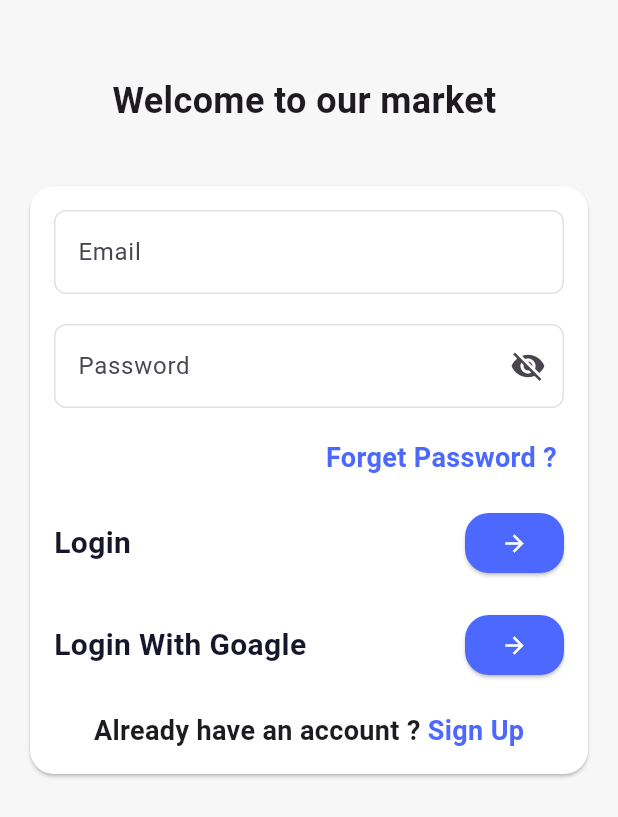
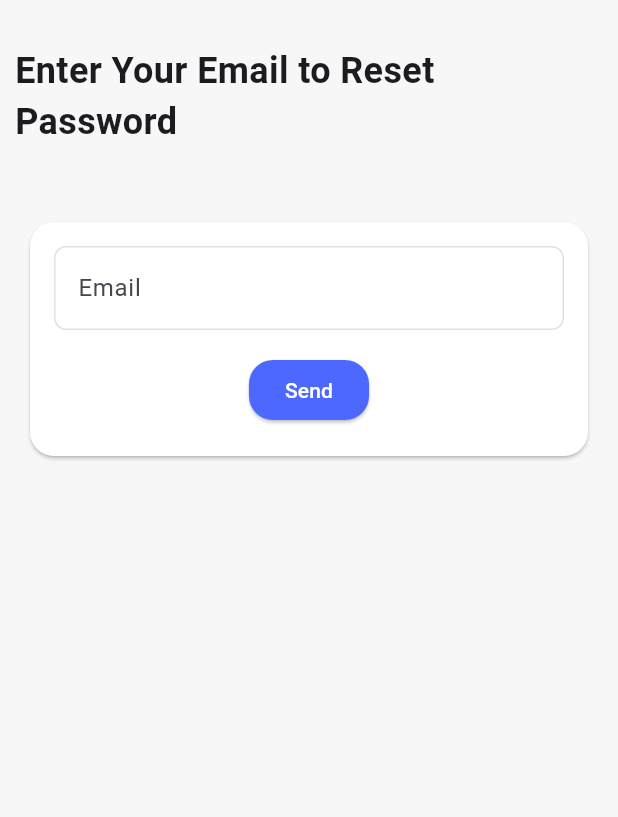
Before and after one commit to Ananhamdy11/e-commerce_app, a Flutter app: the screen it shows after launch, after a tap on "Forget Password ?", on a phone screen of 412 x 824 dp. Shown: the top 817 px of the screen. Run offline on Flutter 3.47's test engine with Material 3 defaults, Android fonts, the phone set to English and light mode, and no system bars.

Commit message:
finish forget password ui

```diff
--- /dev/null
+++ b/lib/feautres/auth/presentation/views/forget_passsword_view.dart
@@ -0,0 +1,13 @@
+import 'package:ecommerce_app/feautres/auth/presentation/views/widgets/forget_password_view_body.dart';
+import 'package:flutter/material.dart';
+
+class ForgetPassswordView extends StatelessWidget {
+  const ForgetPassswordView({super.key});
+
+  @override
+  Widget build(BuildContext context) {
+    return const Scaffold(
+      body: ForgetPasswordViewBody(),
+    );
+  }
+}
--- a/lib/feautres/auth/presentation/views/login_view.dart
+++ b/lib/feautres/auth/presentation/views/login_view.dart
@@ -1,4 +1,3 @@
-import 'package:ecommerce_app/core/app_colors.dart';
 import 'package:ecommerce_app/feautres/auth/presentation/views/widgets/login_view_body.dart';
 import 'package:flutter/material.dart';
 
@@ -12,7 +11,7 @@ class AuthView extends StatefulWidget {
 class _AuthViewState extends State<AuthView> {
   @override
   Widget build(BuildContext context) {
-    return  Scaffold(
+    return const Scaffold(
       body:  LoginViewBody(),
     );
   }
--- /dev/null
+++ b/lib/feautres/auth/presentation/views/widgets/forget_password_view_body.dart
@@ -0,0 +1,60 @@
+import 'package:ecommerce_app/core/app_colors.dart';
+import 'package:ecommerce_app/feautres/auth/presentation/views/widgets/custom_text_field.dart';
+import 'package:flutter/material.dart';
+
+class ForgetPasswordViewBody extends StatelessWidget {
+  const ForgetPasswordViewBody({super.key});
+
+  @override
+  Widget build(BuildContext context) {
+    return  SafeArea(
+      child: Column(
+        children: [
+          const SizedBox(height: 20,),
+          Padding(
+            padding: const EdgeInsets.symmetric(horizontal: 10,vertical: 10),
+            child: const Text('Enter Your Email to Reset Password',
+
+            style: TextStyle(
+
+              fontSize: 24,
+              fontWeight: FontWeight.bold
+            ),),
+          ),
+           const SizedBox(height: 20,),
+          Card(
+            margin: const EdgeInsets.all(20),
+            color: AppColors.kWhiteColor,
+            shape:const RoundedRectangleBorder(
+              borderRadius: BorderRadius.all(
+                Radius.circular(16)
+              )
+            ),
+            child: Column(
+              children: [
+               const Padding(
+                  padding:  EdgeInsets.all(16.0),
+                  child:  CustomTextField(label:'Email' ,keyboardType: TextInputType.emailAddress,),
+
+                          ),
+                           ElevatedButton(onPressed:(){},
+             style: ElevatedButton.styleFrom(
+               backgroundColor: AppColors.kPrimaryColor,
+               shape: RoundedRectangleBorder(
+                 borderRadius: BorderRadius.circular(16)
+               )
+             ),
+              child: const Text('Send',style: TextStyle(
+                color: AppColors.kWhiteColor
+              ),),
+              ),
+              const SizedBox(height: 20,)
+
+              ],
+            ),
+
+          ),
+        ]
+    ));
+  }
+}
--- a/lib/feautres/auth/presentation/views/widgets/login_view_body.dart
+++ b/lib/feautres/auth/presentation/views/widgets/login_view_body.dart
@@ -1,7 +1,9 @@
 import 'package:ecommerce_app/core/app_colors.dart';
+import 'package:ecommerce_app/feautres/auth/presentation/views/forget_passsword_view.dart';
 import 'package:ecommerce_app/feautres/auth/presentation/views/widgets/custom_row_button.dart';
 import 'package:ecommerce_app/feautres/auth/presentation/views/widgets/custom_text_button.dart';
 import 'package:ecommerce_app/feautres/auth/presentation/views/widgets/custom_text_field.dart';
+import 'package:ecommerce_app/feautres/auth/presentation/views/widgets/forget_password_view_body.dart';
 import 'package:flutter/material.dart';
 
 class LoginViewBody extends StatefulWidget {
@@ -60,7 +62,7 @@ class _LoginViewBodyState extends State<LoginViewBody> {
              children: [
                 CustomTextButton(text: 'Forget Password ? ',
                 onTap: (){
-
+                  NavigatorTo(context,const ForgetPassswordView());
                 }
                 ,),
 
@@ -91,4 +93,8 @@ class _LoginViewBodyState extends State<LoginViewBody> {
       );
 
   }
+
+  void NavigatorTo(BuildContext context,Widget view) {
+    Navigator.of(context).push(MaterialPageRoute(builder: (context)=> view));
+  }
 }
```
